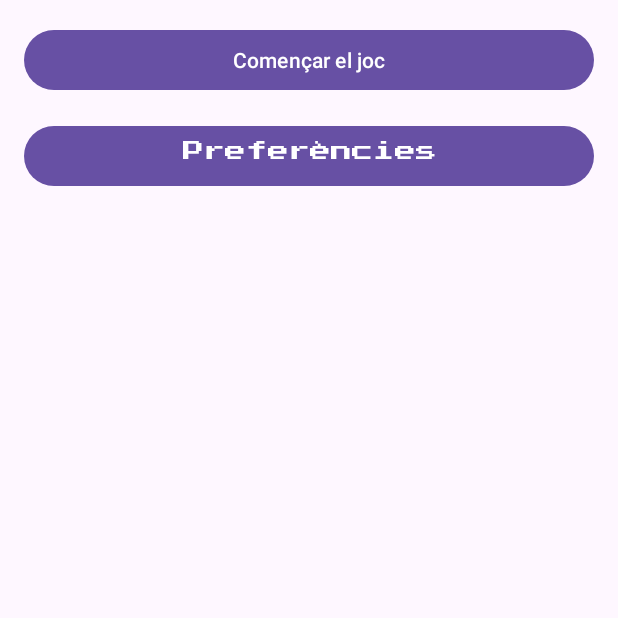
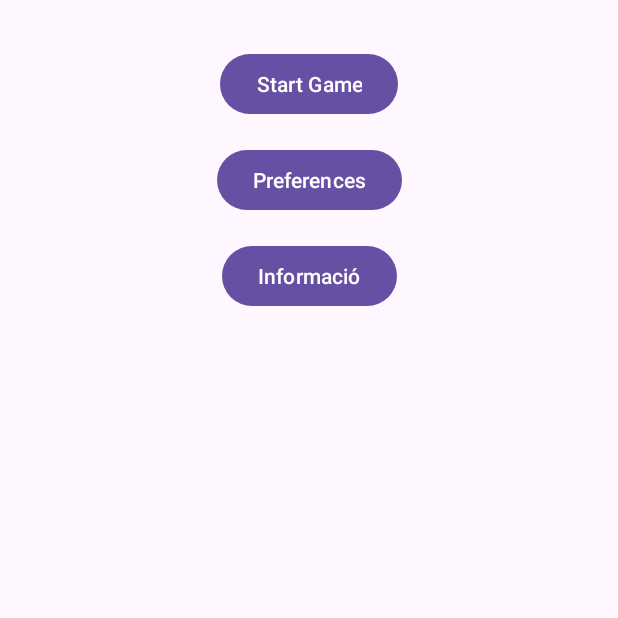
Before and after one commit to jcoro2004/pokemon4, an Android app: the screen it shows after launch (MainActivity), on a phone screen of 412 x 824 dp, the top half of it. Run offline under Robolectric (Android 15) with nearby library versions, the phone set to English and light mode, and no system bars.

Commit message:
codi comentat
codi comentat

```diff
--- a/app/src/main/java/com/example/pokemon4/AnswerAdapter.kt
+++ b/app/src/main/java/com/example/pokemon4/AnswerAdapter.kt
@@ -7,6 +7,7 @@ import android.view.ViewGroup
 import android.widget.Button
 import androidx.recyclerview.widget.RecyclerView
 
+// Adaptador per a la llista de respostes
 class AnswerAdapter(
     private val respostes: List<Resposta>,
     private val onItemClick: (Resposta) -> Unit
@@ -15,11 +16,13 @@ class AnswerAdapter(
     private var selectedPosition = -1
     private var correctAnswerPosition = -1
 
+    // Crea un nou ViewHolder per a un element de la llista
     override fun onCreateViewHolder(parent: ViewGroup, viewType: Int): AnswerViewHolder {
         val view = LayoutInflater.from(parent.context).inflate(R.layout.item_resposta, parent, false)
         return AnswerViewHolder(view)
     }
 
+    // Lliga les dades d'una resposta a un ViewHolder
     override fun onBindViewHolder(holder: AnswerViewHolder, position: Int) {
         val resposta = respostes[position]
         holder.btnResposta.text = resposta.text_resposta
@@ -39,10 +42,12 @@ class AnswerAdapter(
         }
     }
 
+    // Retorna el nombre d'elements a la llista
     override fun getItemCount(): Int {
         return respostes.size
     }
 
+    // ViewHolder per a un element de la llista de respostes
     class AnswerViewHolder(itemView: View) : RecyclerView.ViewHolder(itemView) {
         val btnResposta: Button = itemView.findViewById(R.id.btnResposta)
     }
--- a/app/src/main/java/com/example/pokemon4/ApiService.kt
+++ b/app/src/main/java/com/example/pokemon4/ApiService.kt
@@ -6,6 +6,7 @@ import retrofit2.http.Field
 import retrofit2.http.FormUrlEncoded
 import retrofit2.http.POST
 
+// Interfície per a les crides a l'API
 interface ApiService {
     @GET("http://10.0.2.2/api.php")
     fun getData(): Call<ApiResponse>
--- a/app/src/main/java/com/example/pokemon4/EnterNameActivity.kt
+++ b/app/src/main/java/com/example/pokemon4/EnterNameActivity.kt
@@ -10,6 +10,7 @@ import retrofit2.Callback
 import retrofit2.Response
 import android.content.Intent
 
+// Activitat per introduir el nom de l'usuari
 class EnterNameActivity : AppCompatActivity() {
 
     override fun onCreate(savedInstanceState: Bundle?) {
@@ -29,6 +30,7 @@ class EnterNameActivity : AppCompatActivity() {
         }
     }
 
+    // Envia el nom de l'usuari a l'API
     private fun submitUserName(name: String) {
         val apiService = RetrofitClient.instance
         val call = apiService.submitName(name)
--- a/app/src/main/java/com/example/pokemon4/Models.kt
+++ b/app/src/main/java/com/example/pokemon4/Models.kt
@@ -1,10 +1,12 @@
 package com.example.pokemon4
 
+// Model per a una pregunta
 data class Pregunta(
     val id_pregunta: String,
     val text_pregunta: String
 )
 
+// Model per a una resposta
 data class Resposta(
     val id_resposta: String,
     val id_pregunta: String,
@@ -12,12 +14,14 @@ data class Resposta(
     val es_correcta: String
 )
 
+// Model per a un usuari
 data class Usuari(
     val id_usuari: Int,
     val nom_usuari: String,
     val puntuacio: Int
 )
 
+// Model per a la resposta de l'API
 data class ApiResponse(
     val preguntes: List<Pregunta>,
     val respostes: List<Resposta>,
--- a/app/src/main/java/com/example/pokemon4/PreguntaAdapter.kt
+++ b/app/src/main/java/com/example/pokemon4/PreguntaAdapter.kt
@@ -6,6 +6,7 @@ import android.view.ViewGroup
 import android.widget.TextView
 import androidx.recyclerview.widget.RecyclerView
 
+// Adaptador per a la llista de preguntes
 class PreguntaAdapter(private val preguntes: List<Pregunta>) :
     RecyclerView.Adapter<PreguntaAdapter.PreguntaViewHolder>() {
 
--- a/app/src/main/java/com/example/pokemon4/QuestionActivity.kt
+++ b/app/src/main/java/com/example/pokemon4/QuestionActivity.kt
@@ -13,6 +13,7 @@ import retrofit2.Call
 import retrofit2.Callback
 import retrofit2.Response
 
+// Activitat per mostrar les preguntes i respostes
 class QuestionActivity : AppCompatActivity() {
 
     private lateinit var textPregunta: TextView
@@ -42,7 +43,6 @@ class QuestionActivity : AppCompatActivity() {
             return
         }
 
-        // Retrieve the number of questions from SharedPreferences.
         val sharedPref = getSharedPreferences("app_preferences", Context.MODE_PRIVATE)
         numberOfQuestions = sharedPref.getInt("NUMBER_OF_QUESTIONS", 5)
 
@@ -60,6 +60,7 @@ class QuestionActivity : AppCompatActivity() {
         fetchQuestions()
     }
 
+    // Obté les preguntes de l'API
     private fun fetchQuestions() {
         val apiService = RetrofitClient.instance
         val call = apiService.getData()
@@ -68,7 +69,6 @@ class QuestionActivity : AppCompatActivity() {
                 if (response.isSuccessful) {
                     val apiResponse = response.body()
                     if (apiResponse != null) {
-                        // Shuffle and take the number of questions set in preferences.
                         preguntes = apiResponse.preguntes.shuffled().take(numberOfQuestions)
                         respostes = apiResponse.respostes
                         showNextQuestion()
@@ -84,6 +84,7 @@ class QuestionActivity : AppCompatActivity() {
         })
     }
 
+    // Mostra la següent pregunta
     private fun showNextQuestion() {
         if (currentIndex < preguntes.size) {
             val pregunta = preguntes[currentIndex]
@@ -105,6 +106,7 @@ class QuestionActivity : AppCompatActivity() {
         }
     }
 
+    // Actualitza la puntuació a la base de dades
     private fun updateScoreInDatabase() {
         val apiService = RetrofitClient.instance
         val call = apiService.incrementScore(userName!!)
--- a/app/src/main/java/com/example/pokemon4/RetrofitClient.kt
+++ b/app/src/main/java/com/example/pokemon4/RetrofitClient.kt
@@ -3,6 +3,7 @@ package com.example.pokemon4
 import retrofit2.Retrofit
 import retrofit2.converter.gson.GsonConverterFactory
 
+// Objecte singleton per a la instància de Retrofit
 object RetrofitClient {
     private const val BASE_URL = "http://10.0.2.2/"
 
--- a/app/src/main/java/com/example/pokemon4/ScoreActivity.kt
+++ b/app/src/main/java/com/example/pokemon4/ScoreActivity.kt
@@ -10,6 +10,7 @@ import retrofit2.Call
 import retrofit2.Callback
 import retrofit2.Response
 
+// Activitat per mostrar la puntuació i la llista d'usuaris
 class ScoreActivity : AppCompatActivity() {
 
     private lateinit var textScore: TextView
@@ -40,6 +41,7 @@ class ScoreActivity : AppCompatActivity() {
         fetchUsers()
     }
 
+    // Actualitza la puntuació a la base de dades
     private fun updateScoreInDatabase() {
         val apiService = RetrofitClient.instance
         val call = apiService.updateScore(userName!!, score)
@@ -58,6 +60,7 @@ class ScoreActivity : AppCompatActivity() {
         })
     }
 
+    // Obté la llista d'usuaris de l'API
     private fun fetchUsers() {
         val apiService = RetrofitClient.instance
         val call = apiService.getUsers()
@@ -67,7 +70,7 @@ class ScoreActivity : AppCompatActivity() {
                     val users = response.body()
                     if (users != null) {
                         recyclerViewUsers.adapter = UserAdapter(users) { user ->
-                            // Handle user item click if needed
+                            // Gestió del clic a l'element de l'usuari si cal
                         }
                     }
                 } else {
--- a/app/src/main/java/com/example/pokemon4/UserAdapter.kt
+++ b/app/src/main/java/com/example/pokemon4/UserAdapter.kt
@@ -6,28 +6,34 @@ import android.view.ViewGroup
 import android.widget.TextView
 import androidx.recyclerview.widget.RecyclerView
 
+// Adaptador per a la llista d'usuaris
 class UserAdapter(
     private val users: List<Usuari>,
     private val onUserClick: (Usuari) -> Unit
 ) : RecyclerView.Adapter<UserAdapter.UserViewHolder>() {
 
+    // Crea un nou ViewHolder per a un element de la llista
     override fun onCreateViewHolder(parent: ViewGroup, viewType: Int): UserViewHolder {
         val view = LayoutInflater.from(parent.context).inflate(R.layout.item_user, parent, false)
         return UserViewHolder(view)
     }
 
+    // Lliga les dades d'un usuari a un ViewHolder
     override fun onBindViewHolder(holder: UserViewHolder, position: Int) {
         val user = users[position]
         holder.bind(user)
         holder.itemView.setOnClickListener { onUserClick(user) }
     }
 
+    // Retorna el nombre d'elements a la llista
     override fun getItemCount(): Int = users.size
 
+    // ViewHolder per a un element de la llista d'usuaris
     class UserViewHolder(itemView: View) : RecyclerView.ViewHolder(itemView) {
         private val textUserName: TextView = itemView.findViewById(R.id.textUserName)
         private val textUserScore: TextView = itemView.findViewById(R.id.textUserScore)
 
+        // Lliga les dades d'un usuari als elements de la vista
         fun bind(user: Usuari) {
             textUserName.text = user.nom_usuari
             textUserScore.text = user.puntuacio.toString()
--- a/app/src/main/res/layout/activity_main.xml
+++ b/app/src/main/res/layout/activity_main.xml
@@ -1,30 +1,38 @@
 <?xml version="1.0" encoding="utf-8"?>
 <androidx.constraintlayout.widget.ConstraintLayout xmlns:android="http://schemas.android.com/apk/res/android"
     xmlns:app="http://schemas.android.com/apk/res-auto"
-    xmlns:tools="http://schemas.android.com/tools"
     android:layout_width="match_parent"
     android:layout_height="match_parent"
-    tools:context=".MainActivity">
+    android:padding="16dp">
 
     <Button
         android:id="@+id/btnStartGame"
-        android:layout_width="0dp"
+        android:layout_width="wrap_content"
         android:layout_height="wrap_content"
-        android:layout_margin="16dp"
-        android:text="Començar el joc"
+        android:text="Start Game"
         app:layout_constraintTop_toTopOf="parent"
         app:layout_constraintStart_toStartOf="parent"
-        app:layout_constraintEnd_toEndOf="parent" />
+        app:layout_constraintEnd_toEndOf="parent"
+        android:layout_marginTop="16dp" />
 
     <Button
         android:id="@+id/btnPreferences"
-        android:layout_width="0dp"
+        android:layout_width="wrap_content"
         android:layout_height="wrap_content"
-        android:text="Preferències"
-        android:fontFamily="@font/pressstart2pregular"
+        android:text="Preferences"
         app:layout_constraintTop_toBottomOf="@+id/btnStartGame"
         app:layout_constraintStart_toStartOf="parent"
         app:layout_constraintEnd_toEndOf="parent"
-        android:layout_margin="16dp" />
+        android:layout_marginTop="16dp" />
+
+    <Button
+        android:id="@+id/btnInfo"
+        android:layout_width="wrap_content"
+        android:layout_height="wrap_content"
+        android:text="Informació"
+        app:layout_constraintTop_toBottomOf="@+id/btnPreferences"
+        app:layout_constraintStart_toStartOf="parent"
+        app:layout_constraintEnd_toEndOf="parent"
+        android:layout_marginTop="16dp" />
 
 </androidx.constraintlayout.widget.ConstraintLayout>
```
Also changed, not shown: app/src/main/java/com/example/pokemon4/FirstFragment.kt (+1 -8 lines), app/src/main/java/com/example/pokemon4/MainActivity.kt (+16 -0 lines), app/src/main/java/com/example/pokemon4/PreferencesActivity.kt (+10 -7 lines), app/src/main/java/com/example/pokemon4/SecondFragment.kt (+1 -8 lines).
